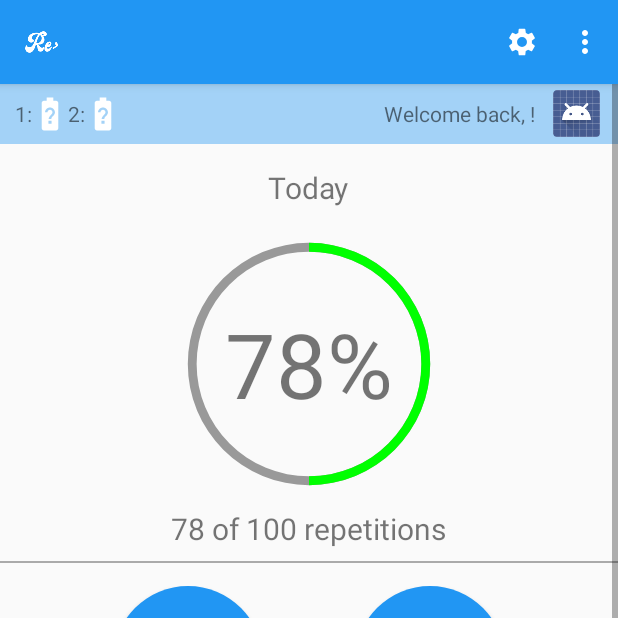
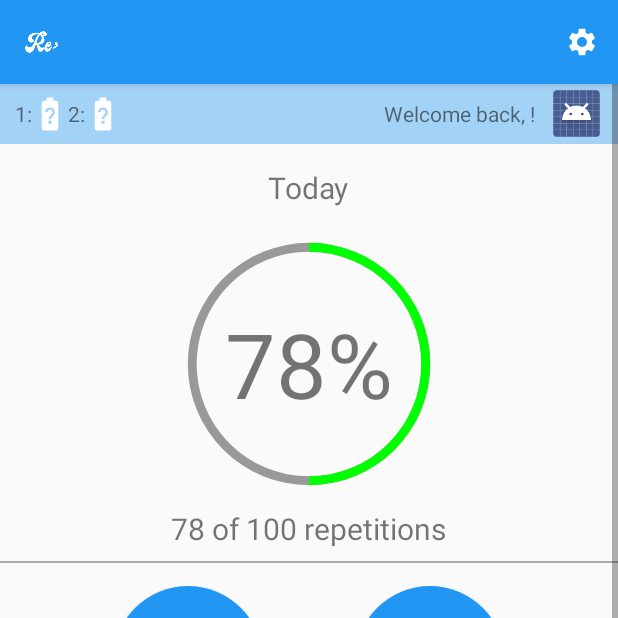
Before and after one commit to jebriella/RehabAppProject, an Android app: the HomeActivity screen opened directly, with no data from a screen before it, on a phone screen of 412 x 824 dp, the top half of it. Run offline under Robolectric (Android 15) with nearby library versions, the phone set to English and light mode, and no system bars; our stand-ins replace Firebase (no records; nobody signed in at launch, a user with empty details on screens opened directly), Picasso; libraries missing offline, so code that uses them is left out: com.opencsv; pictures from the network do not load.

Commit message:
removed unused menu

```diff
--- a/app/src/main/AndroidManifest.xml
+++ b/app/src/main/AndroidManifest.xml
@@ -10,6 +10,7 @@
     <uses-permission android:name="android.permission.ACCESS_FINE_LOCATION"/>
     <uses-permission android:name="android.permission.READ_EXTERNAL_STORAGE" />
     <uses-permission android:name="android.permission.WRITE_EXTERNAL_STORAGE" />
+    <uses-permission android:name="android.permission.ACCESS_NETWORK_STATE" />
 
     <application
         android:name="com.example.rehabappproject.GlobalApplication"
--- a/app/src/main/java/com/example/rehabappproject/DeviceScanActivity.java
+++ b/app/src/main/java/com/example/rehabappproject/DeviceScanActivity.java
@@ -235,4 +235,9 @@ public class DeviceScanActivity extends ListActivity {
             //Log.d(TAG, "checkBTPermissions: No need to check permissions. SDK version < LOLLIPOP.");
         }
     }
+
+    @Override
+    public void onBackPressed() {
+        super.onBackPressed();
+    }
 }
--- a/app/src/main/java/com/example/rehabappproject/HomeActivity.java
+++ b/app/src/main/java/com/example/rehabappproject/HomeActivity.java
@@ -131,7 +131,6 @@ public class HomeActivity extends AppCompatActivity {
 
     public void connectClicked(View view) {
         startActivity(new Intent(getApplicationContext(), DeviceScanActivity.class));
-        finish();
     }
 
     @Override
--- a/app/src/main/res/menu/menu_main.xml
+++ b/app/src/main/res/menu/menu_main.xml
@@ -4,27 +4,5 @@
     tools:context="com.example.rehabappproject.HomeActivity">
     <item
         android:id="@+id/settings" android:icon="@drawable/ic_settings" app:showAsAction="always"   android:title="add"/>
-    <item
-        android:id="@+id/menuItem1"
-        android:orderInCategory="100"
-        android:title="@string/menuItem1"
-        app:showAsAction="never" />
-    <item
-        android:id="@+id/menuItem2"
-        android:orderInCategory="101"
-        android:title="@string/menuItem2" />
-    <item
-        android:id="@+id/menuItem3"
-        android:orderInCategory="102"
-        android:title="@string/menuItem3" />
-    <item
-        android:id="@+id/menuItem4"
-        android:orderInCategory="103"
-        android:title="@string/menuItem4" />
-    <item
-        android:id="@+id/action_settings"
-        android:orderInCategory="100"
-        android:title="@string/action_settings"
-        app:showAsAction="never" />
 
 </menu>
```
Also changed, not shown: app/src/main/java/com/example/rehabappproject/LoginActivity.java (+9 -3 lines).
